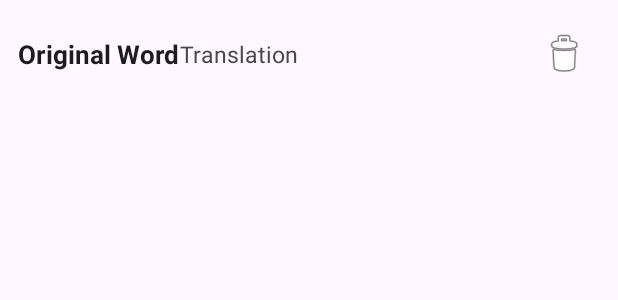
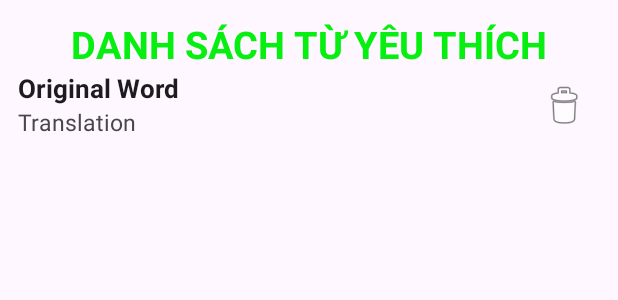
Before and after one commit to sungocanhkien/Android_App, an Android app: the layout item_favorite_word.xml on its own in the app's theme, with its tools: preview values and no code run, on a phone screen of 412 x 824 dp. Shown: the top 300 px of the screen. Run offline under Robolectric (Android 15) with nearby library versions, the phone set to English and light mode, and no system bars.

Commit message:
Update item_favorite_word.xml

```diff
--- a/Vietnamese_English_Dictionary/app/src/main/res/layout/item_favorite_word.xml
+++ b/Vietnamese_English_Dictionary/app/src/main/res/layout/item_favorite_word.xml
@@ -3,16 +3,31 @@
     xmlns:tools="http://schemas.android.com/tools"
     android:layout_width="match_parent"
     android:layout_height="wrap_content"
-    android:orientation="horizontal"
+    android:orientation="vertical"
     android:gravity="center_vertical"
     android:padding="12dp">
     <LinearLayout
+        android:layout_width="match_parent"
+        android:layout_height="wrap_content"
+        android:orientation="vertical">
+        <TextView
+            android:layout_width="match_parent"
+            android:layout_height="wrap_content"
+            android:text="DANH SÁCH TỪ YÊU THÍCH"
+            android:textStyle="bold"
+            android:textColor="#06EF10"
+            android:gravity="center"
+            android:textSize="25dp"></TextView>
+    </LinearLayout>
+    <LinearLayout
+        android:layout_width="match_parent"
+        android:layout_height="wrap_content"
+        android:orientation="horizontal">
+        <LinearLayout
             android:layout_width="0dp"
             android:layout_height="wrap_content"
-        android:orientation="horizontal"
+            android:orientation="vertical"
             android:layout_weight="1"
-        android:gravity="center_vertical"
-        android:weightSum="1"
             android:layout_marginEnd="8dp">
             <TextView
                 android:id="@+id/tv_item_word_original"
@@ -30,7 +45,6 @@
                 android:textSize="15sp"
                 android:textColor="?android:attr/textColorSecondary" />
         </LinearLayout>
-    <!-- Nút xóa từ khỏi danh sách yêu thích -->
         <ImageButton
             android:id="@+id/btn_item_remove_favorite"
             android:layout_width="wrap_content"
@@ -40,3 +54,4 @@
             android:contentDescription="Xóa từ khỏi trang yêu thích"
             android:padding="8dp"/> <!-- Icon delete mặc định của Android -->
     </LinearLayout>
+</LinearLayout>
```
Lines whose indentation alone changed are shown as unchanged.
